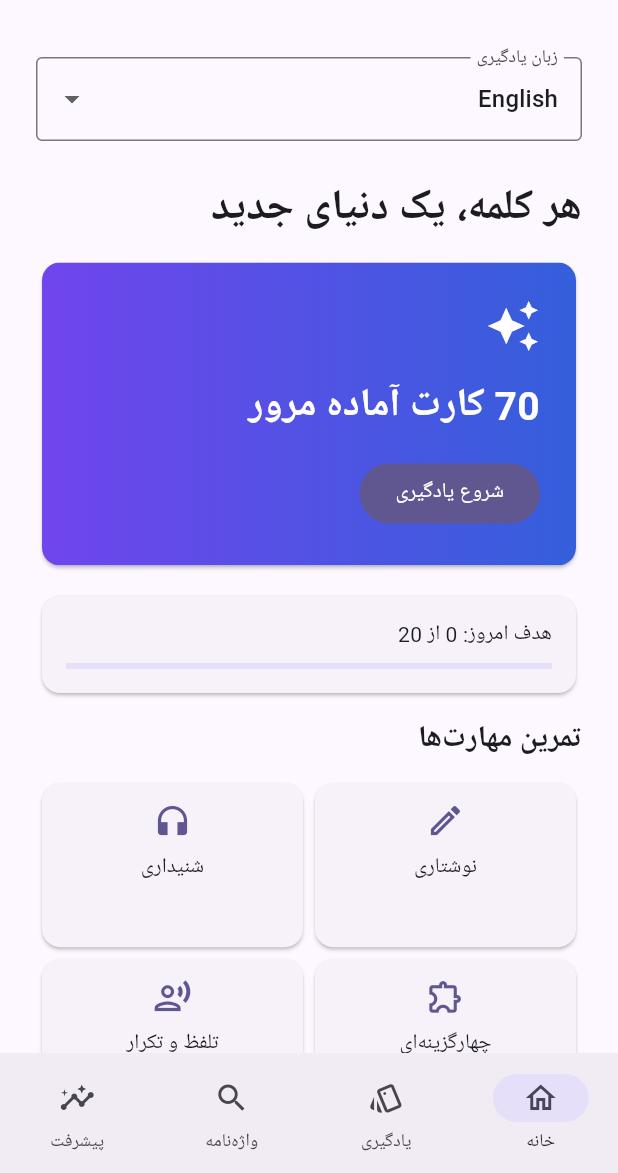
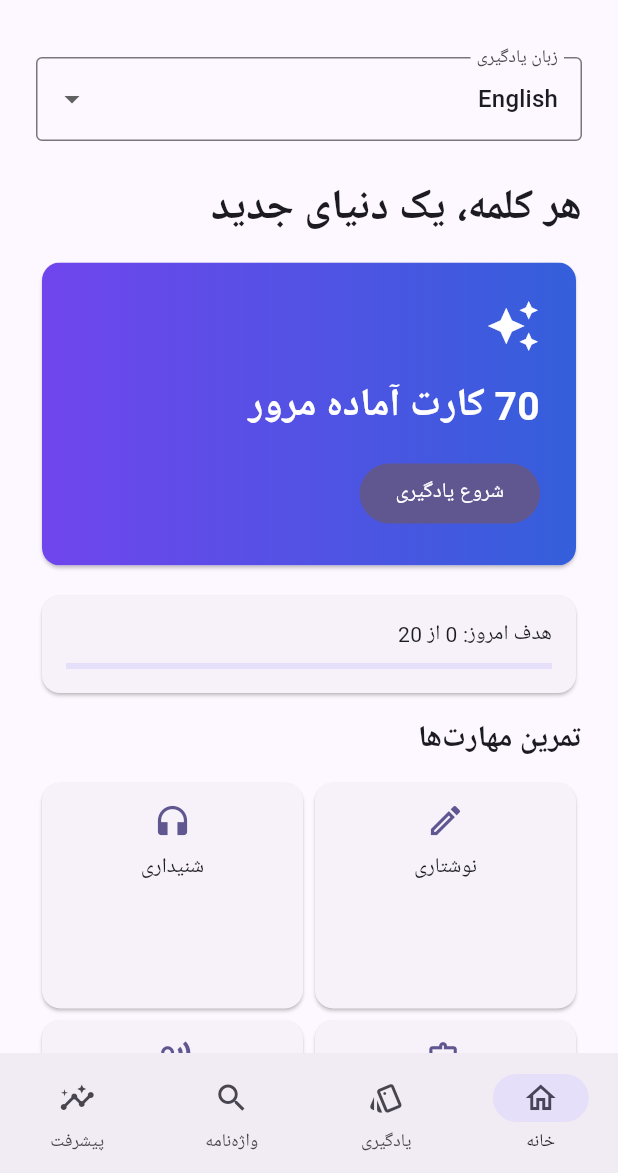
Before and after one commit to sahandse/Lango, a Flutter app: the screen it shows after launch, on a phone screen of 412 x 824 dp, the part 63-1236 px from its top. Run offline on Flutter 3.47's test engine with Material 3 defaults, Android fonts, the phone set to English and light mode, and no system bars; our stand-ins replace flutter_tts, shared_preferences.

Commit message:
Fix mistake review queue and improve small-screen card layout and attribution

```diff
--- a/lib/main.dart
+++ b/lib/main.dart
@@ -60,9 +60,9 @@ class _StudyState extends State<Study> {
   late int totalCorrect=widget.prefs.getInt('correct')??0;
   void reset(){index=0;flipped=false;feedback=null;answer.clear();choices=[];}
   void openMode(String value){setState((){tab=1;mode=value;reset();});}
-  void checkAnswer(Word w,String value){if(feedback!=null)return;final ok=normalize(value)==normalize(w.term);setState((){feedback=ok?'درست است!':'پاسخ: ${w.term}';attempted++;totalAnswers++;if(ok){correct++;totalCorrect++;mistakes.remove('$language:${w.term}');}else{mistakes.add('$language:${w.term}');}});widget.prefs.setInt('answers',totalAnswers);widget.prefs.setInt('correct',totalCorrect);widget.prefs.setStringList('mistakes',mistakes.toList());HapticFeedback.selectionClick();}
+  void checkAnswer(Word w,String value){if(feedback!=null)return;final ok=normalize(value)==normalize(w.term);setState((){feedback=ok?'درست است!':'پاسخ: ${w.term}';attempted++;totalAnswers++;if(ok){correct++;totalCorrect++;if(mode!='mistakes')mistakes.remove('$language:${w.term}');}else{mistakes.add('$language:${w.term}');}});widget.prefs.setInt('answers',totalAnswers);widget.prefs.setInt('correct',totalCorrect);widget.prefs.setStringList('mistakes',mistakes.toList());HapticFeedback.selectionClick();}
   String normalize(String s)=>s.trim().toLowerCase().replaceAll('’',"'").replaceAll(RegExp(r'^[¿¡]|[.!?]+$'),'');
-  void advance(){setState((){index++;answer.clear();feedback=null;choices=[];});}
+  void advance(){setState((){if(mode=='mistakes'&&feedback=='درست است!'&&mistakes.isNotEmpty){final list=decks[language]!.where((w)=>mistakes.contains('$language:${w.term}')).toList();if(list.isNotEmpty)mistakes.remove('$language:${list[index%list.length].term}');}else{index++;}answer.clear();feedback=null;choices=[];});widget.prefs.setStringList('mistakes',mistakes.toList());}
   List<Word> options(Word w){if(choices.isEmpty){final others=decks[language]!.where((x)=>x.term!=w.term&&x.meaning!=w.meaning).toList()..shuffle(Random());choices=[w,...others.take(3)]..shuffle(Random());}return choices;}
   Widget skill(String label,IconData icon,String value)=>Card(child:InkWell(borderRadius:BorderRadius.circular(16),onTap:()=>openMode(value),child:Padding(padding:const EdgeInsets.all(12),child:Column(mainAxisSize:MainAxisSize.min,children:[Icon(icon,size:26,color:Theme.of(context).colorScheme.primary),const SizedBox(height:8),Text(label)]))));
   late Map<String,dynamic> progress=Map<String,dynamic>.from(jsonDecode(widget.prefs.getString('progress')??'{}'));
@@ -122,7 +122,7 @@ class _StudyState extends State<Study> {
           const SizedBox(height:12),
           const Text('تمرین مهارت‌ها',style:TextStyle(fontSize:20,fontWeight:FontWeight.bold)),
           const SizedBox(height:10),
-          GridView.count(crossAxisCount:2,shrinkWrap:true,physics:const NeverScrollableScrollPhysics(),childAspectRatio:1.55,children:[
+          GridView.count(crossAxisCount:2,shrinkWrap:true,physics:const NeverScrollableScrollPhysics(),childAspectRatio:1.15,children:[
             skill('نوشتاری',Icons.edit_outlined,'writing'),
             skill('شنیداری',Icons.headphones,'listening'),
             skill('چهارگزینه‌ای',Icons.extension_outlined,'quiz'),
@@ -135,7 +135,7 @@ class _StudyState extends State<Study> {
           TextField(onChanged:(v)=>setState(()=>search=v),decoration:const InputDecoration(prefixIcon:Icon(Icons.search),hintText:'جستجوی کلمه یا معنی',border:OutlineInputBorder())),
           SwitchListTile(title:const Text('فقط علاقه‌مندی‌ها'),value:onlyFavorites,onChanged:(v)=>setState(()=>onlyFavorites=v)),
           for(final w in decks[language]!.where((w)=>(!onlyFavorites||favorites.contains('$language:${w.term}'))&&(w.term.toLowerCase().contains(search.toLowerCase())||w.meaning.contains(search))))
-            Card(child:ListTile(title:Text(w.term,textDirection:TextDirection.ltr),subtitle:Text(w.meaning),leading:IconButton(onPressed:()=>speak(w.term),icon:const Icon(Icons.volume_up)),trailing:IconButton(onPressed:()=>toggleFavorite(w),icon:Icon(favorites.contains('$language:${w.term}')?Icons.favorite:Icons.favorite_border)),onTap:()=>showModalBottomSheet(context:context,builder:(ctx)=>SafeArea(child:Padding(padding:const EdgeInsets.all(24),child:Column(mainAxisSize:MainAxisSize.min,children:[Text(w.term,style:const TextStyle(fontSize:30,fontWeight:FontWeight.bold)),Text(w.meaning),const SizedBox(height:16),if(w.example.isNotEmpty) Text(w.example,textDirection:TextDirection.ltr),if(w.example.isNotEmpty) TextButton(onPressed:()=>speak(w.example),child:const Text('شنیدن مثال'))]))))))
+            Card(child:ListTile(title:Text(w.term,textDirection:TextDirection.ltr),subtitle:Text(w.meaning),leading:IconButton(onPressed:()=>speak(w.term),icon:const Icon(Icons.volume_up)),trailing:IconButton(onPressed:()=>toggleFavorite(w),icon:Icon(favorites.contains('$language:${w.term}')?Icons.favorite:Icons.favorite_border)),onTap:()=>showModalBottomSheet(context:context,builder:(ctx)=>SafeArea(child:Padding(padding:const EdgeInsets.all(24),child:Column(mainAxisSize:MainAxisSize.min,children:[Text(w.term,style:const TextStyle(fontSize:30,fontWeight:FontWeight.bold)),Text(w.meaning),const SizedBox(height:16),if(w.example.isNotEmpty) Text(w.example,textDirection:TextDirection.ltr),if(w.example.isNotEmpty) TextButton(onPressed:()=>speak(w.example),child:const Text('شنیدن مثال')),if(w.attribution!=null) Text(w.attribution!,style:Theme.of(context).textTheme.bodySmall)]))))))
         ] else if(tab==3)...[
           const Text('پیشرفت یادگیری',style:TextStyle(fontSize:26,fontWeight:FontWeight.bold)),
           Card(child:ListTile(title:Text('پاسخ صحیح: $totalCorrect از $totalAnswers'),subtitle:LinearProgressIndicator(value:totalAnswers==0?0:totalCorrect/totalAnswers))),
@@ -149,7 +149,7 @@ class _StudyState extends State<Study> {
           const SizedBox(height:12),
           if(mode=='cards')...[
             GestureDetector(onTap:()=>setState(()=>flipped=!flipped),child:AnimatedSwitcher(duration:const Duration(milliseconds:220),child:Card(key:ValueKey(flipped),color:colors.primaryContainer,child:Container(height:260,width:double.infinity,padding:const EdgeInsets.all(20),child:Column(mainAxisAlignment:MainAxisAlignment.center,children:[
-              Text(flipped?word.meaning:word.term,textAlign:TextAlign.center,style:const TextStyle(fontSize:36,fontWeight:FontWeight.bold)),
+              Flexible(child:SingleChildScrollView(child:Text(flipped?word.meaning:word.term,textAlign:TextAlign.center,style:const TextStyle(fontSize:32,fontWeight:FontWeight.bold)))),
               if(flipped && word.example.isNotEmpty) Padding(padding:const EdgeInsets.only(top:16),child:Text(word.example,textDirection:TextDirection.ltr,textAlign:TextAlign.center)),
               const SizedBox(height:20),const Text('برای چرخاندن لمس کنید')
             ]))))),
```
